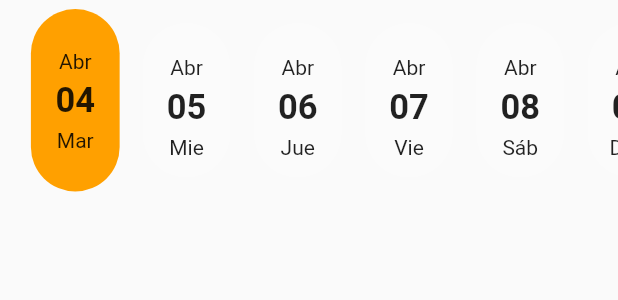
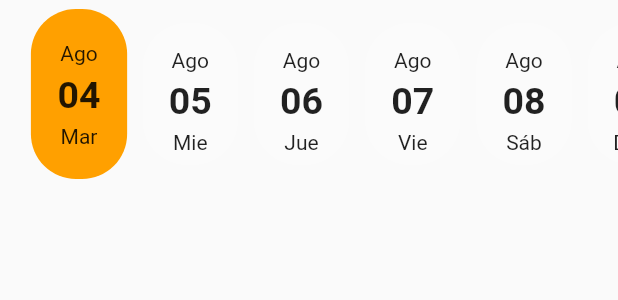
Before and after one commit to JSiapo/Food-Flutter, a Flutter app: the CalendarHorizontal widget shown alone on an empty page, opened directly, on a phone screen of 412 x 824 dp. Shown: the top 300 px of the screen. Run offline on Flutter 3.47's test engine with Material 2 defaults, Android fonts, the phone set to English and light mode, and no system bars; our stand-ins replace cached_network_image, device_preview.

Commit message:
Add days

```diff
--- a/lib/src/models/day.dart
+++ b/lib/src/models/day.dart
@@ -1,15 +1,15 @@
-import 'package:flutter/cupertino.dart';
+import 'package:intl/intl.dart'; //for date format
+
+class Days {
+  List<Day> items = List<Day>();
+}
 
 class Day {
   String month;
   String number;
   String nameDay;
   int key;
-  Day(
-      {@required this.month,
-      @required this.number,
-      @required this.nameDay,
-      @required this.key});
+  Day({this.month, this.number, this.nameDay, this.key});
   @override
   String toString() {
     return "$nameDay $number de $month";
--- a/lib/src/pages/home_page.dart
+++ b/lib/src/pages/home_page.dart
@@ -8,7 +8,6 @@ class HomePage extends StatelessWidget {
   Widget build(BuildContext context) {
     return Scaffold(
       body: Container(
-        child: SingleChildScrollView(
         child: Column(
           children: <Widget>[
             Header(),
@@ -17,8 +16,10 @@ class HomePage extends StatelessWidget {
             CalendarHorizontal(
               daysLimit: 30,
             ),
+            PageView.builder(
+              itemBuilder: null,
+            )
           ],
-          ),
         ),
       ),
     );
--- a/lib/src/widgets/calendar_widget.dart
+++ b/lib/src/widgets/calendar_widget.dart
@@ -1,25 +1,38 @@
 import 'package:flutter/material.dart';
 import 'package:food_app/src/models/day.dart';
+import 'package:intl/intl.dart'; //for date format
+import 'package:intl/date_symbol_data_local.dart';
 
 class CalendarHorizontal extends StatelessWidget {
   final int daysLimit;
   final List<Day> days = List<Day>();
+
   CalendarHorizontal({@required this.daysLimit});
   @override
   Widget build(BuildContext context) {
+    initializeDateFormatting();
     final _screenSize = MediaQuery.of(context).size;
-    days.add(Day(month: "Abr", number: '04', nameDay: 'Mar', key: 0));
-    days.add(Day(month: "Abr", number: '05', nameDay: 'Mie', key: 1));
-    days.add(Day(month: "Abr", number: '06', nameDay: 'Jue', key: 2));
-    days.add(Day(month: "Abr", number: '07', nameDay: 'Vie', key: 3));
-    days.add(Day(month: "Abr", number: '08', nameDay: 'Sáb', key: 4));
-    days.add(Day(month: "Abr", number: '09', nameDay: 'Dom', key: 5));
-    days.add(Day(month: "Abr", number: '10', nameDay: 'Lun', key: 6));
-    days.add(Day(month: "Abr", number: '11', nameDay: 'Mar', key: 7));
+    days.add(Day(month: "Ago", number: '04', nameDay: 'Mar', key: 0));
+    days.add(Day(month: "Ago", number: '05', nameDay: 'Mie', key: 1));
+    days.add(Day(month: "Ago", number: '06', nameDay: 'Jue', key: 2));
+    days.add(Day(month: "Ago", number: '07', nameDay: 'Vie', key: 3));
+    days.add(Day(month: "Ago", number: '08', nameDay: 'Sáb', key: 4));
+    days.add(Day(month: "Ago", number: '09', nameDay: 'Dom', key: 5));
+    days.add(Day(month: "Ago", number: '10', nameDay: 'Lun', key: 6));
+    days.add(Day(month: "Ago", number: '11', nameDay: 'Mar', key: 7));
+    days.add(Day(month: "Ago", number: '12', nameDay: 'Mie', key: 8));
+    days.add(Day(month: "Ago", number: '13', nameDay: 'Jue', key: 9));
+    days.add(Day(month: "Ago", number: '14', nameDay: 'Vie', key: 10));
+    days.add(Day(month: "Ago", number: '15', nameDay: 'Sáb', key: 11));
+    days.add(Day(month: "Ago", number: '16', nameDay: 'Dom', key: 12));
+    days.add(Day(month: "Ago", number: '18', nameDay: 'Lun', key: 13));
+    days.add(Day(month: "Ago", number: '19', nameDay: 'Mar', key: 14));
+    days.add(Day(month: "Ago", number: '20', nameDay: 'Mie', key: 15));
+    days.add(Day(month: "Ago", number: '21', nameDay: 'Jue', key: 16));
     return Container(
       // color: Colors.amber,
       margin: EdgeInsets.only(top: 5.0),
-      height: _screenSize.height * 0.15,
+      height: _screenSize.height * 0.14,
       width: double.infinity,
       child: PageView(
         controller: PageController(
@@ -34,9 +47,16 @@ class CalendarHorizontal extends StatelessWidget {
   List<Widget> _dates(List<Day> dias, int keyDay) {
     return dias
         .map(
-          (e) => Container(
+          (e) => GestureDetector(
+            onTap: () {
+              DateTime now = DateTime.now();
+              DateFormat formatter = DateFormat.EEEE('es_ES');
+              String formatted = formatter.format(now);
+              print(formatted);
+            },
+            child: Container(
               margin: EdgeInsets.only(
-                right: 15.0,
+                  right: 10.0,
                   top: e.key == keyDay ? 1.0 : 10.0,
                   bottom: e.key == keyDay ? 1.0 : 10.0),
               decoration: BoxDecoration(
@@ -55,7 +75,8 @@ class CalendarHorizontal extends StatelessWidget {
                   ),
                   Text(
                     e.number,
-                  style: TextStyle(fontSize: 23.0, fontWeight: FontWeight.bold),
+                    style:
+                        TextStyle(fontSize: 25.0, fontWeight: FontWeight.bold),
                   ),
                   SizedBox(
                     height: 5.0,
@@ -64,6 +85,7 @@ class CalendarHorizontal extends StatelessWidget {
                 ],
               ),
             ),
+          ),
         )
         .toList();
   }
--- a/lib/src/widgets/header_widget.dart
+++ b/lib/src/widgets/header_widget.dart
@@ -12,8 +12,8 @@ class Header extends StatelessWidget {
       'https://cdn.pixabay.com/photo/2016/12/26/17/28/food-1932466_960_720.jpg';
   @override
   Widget build(BuildContext context) {
-    final heightHeader = 280.0;
-    final paddingButtons = 30.0;
+    final heightHeader = 240.0;
+    final paddingButtons = 15.0;
     final opacityImage = 0.5;
     return Container(
       height: heightHeader,
@@ -52,7 +52,7 @@ class Header extends StatelessWidget {
                         height: 10.0,
                       ),
                       Container(
-                        width: 200,
+                        width: 174,
                         child: Text(
                           username,
                           overflow: TextOverflow.clip,
--- a/pubspec.yaml
+++ b/pubspec.yaml
@@ -35,6 +35,7 @@ dependencies:
 dev_dependencies:
   flutter_test:
     sdk: flutter
+  device_preview: ^0.4.7
 
 # For information on the generic Dart part of this file, see the
 # following page: https://dart.dev/tools/pub/pubspec
```
Also changed, not shown: lib/main.dart (+8 -1 lines), lib/src/providers/day_provider.dart (added), pubspec.lock. Lines whose indentation alone changed are shown as unchanged.
